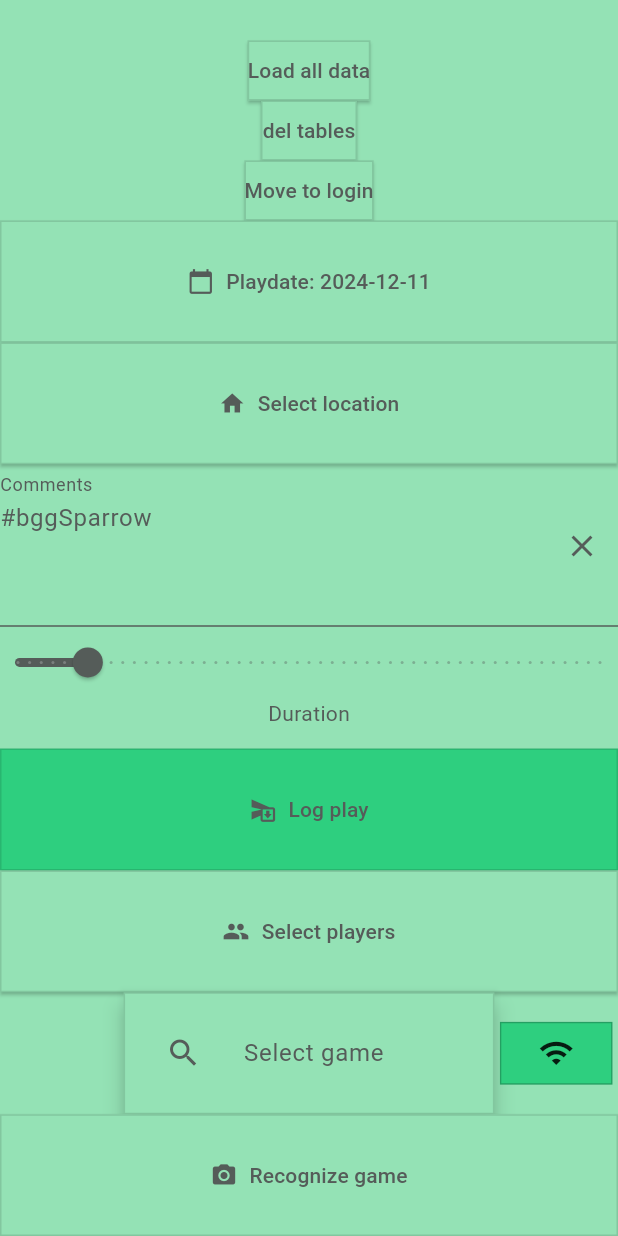
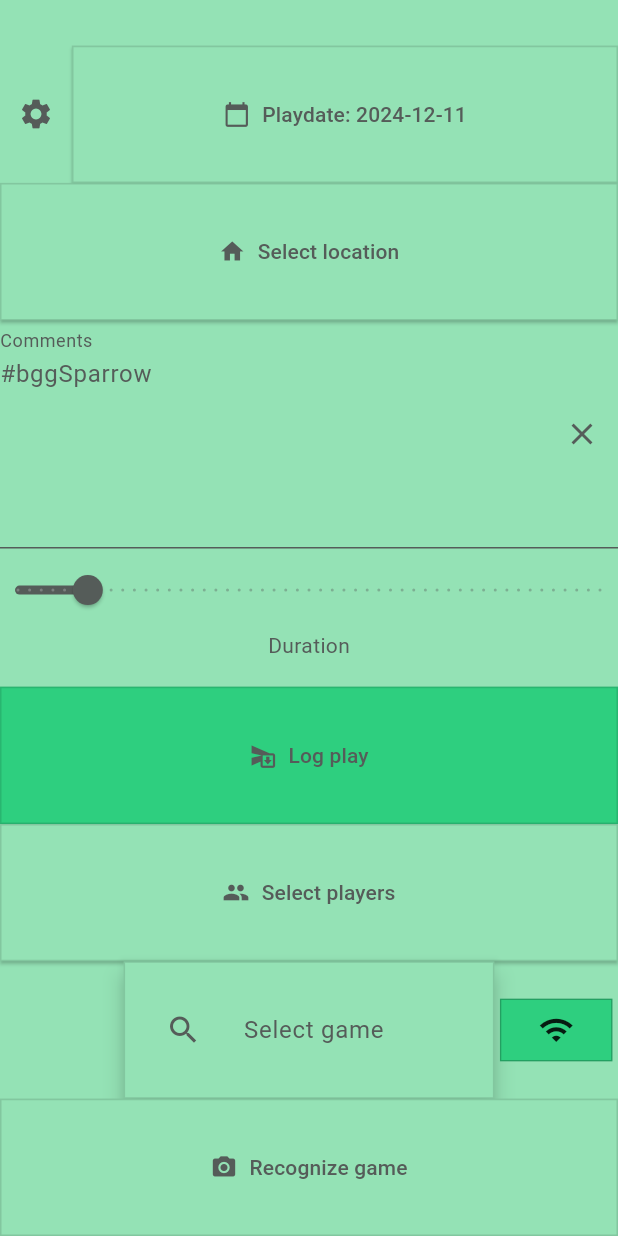
Before and after one commit to Dradass/bggSparrow-flutter, a Flutter app: the LogScaffold screen opened directly, on a phone screen of 412 x 824 dp. Run offline on Flutter 3.47's test engine with Material 3 defaults, Android fonts, the phone set to English and light mode, and no system bars; our stand-ins replace camera, connectivity_plus, flutter_secure_storage, sqflite, stream_transform, syncfusion_flutter_charts; missing offline and left inert: camera_platform_interface, flutter_pixelmatching, requests; accounts and stored records are empty; network calls fail; statements that could not run were skipped.

Commit message:
Added navigation drawer for settings

```diff
--- a/lib/navigation_bar.dart
+++ b/lib/navigation_bar.dart
@@ -3,8 +3,6 @@ import 'package:flutter_application_1/pages/log_page.dart';
 import 'package:flutter_application_1/pages/game_choose.dart';
 import 'package:flutter_application_1/pages/first_player.dart';
 import 'package:flutter_application_1/pages/statistics.dart';
-
-/// Flutter code sample for [NavigationBar].
 
 class NavigationScreen extends StatefulWidget {
   const NavigationScreen({super.key});
@@ -18,10 +16,8 @@ class _NavigationScreenState extends State<NavigationScreen> {
 
   @override
   Widget build(BuildContext context) {
-    final ThemeData theme = Theme.of(context);
     return Scaffold(
-      // appBar: AppBar(
-      //     title: Text(backgroundLoading ? "Loading" : "Loading completed")),
+      // appBar: AppBar(title: Text("Navigation")),
       bottomNavigationBar: NavigationBar(
         //backgroundColor: Colors.amber,
         onDestinationSelected: (int index) {
@@ -57,7 +53,6 @@ class _NavigationScreenState extends State<NavigationScreen> {
       body: IndexedStack(
         index: currentPageIndex,
         children: const <Widget>[
-          /// Home page
           LogScaffold(),
           Statistics(),
           GameHelper(),
--- a/lib/pages/log_page.dart
+++ b/lib/pages/log_page.dart
@@ -1,5 +1,3 @@
-// TODO games search from net
-
 import 'package:flutter/material.dart';
 import 'package:flutter_application_1/main.dart';
 import '../db/game_things_sql.dart';
@@ -15,6 +13,8 @@ class LoadingStatus {
   String status = "";
 }
 
+final GlobalKey<ScaffoldState> _scaffoldKey = GlobalKey<ScaffoldState>();
+
 class LogScaffold extends StatefulWidget {
   const LogScaffold({super.key});
 
@@ -29,7 +29,7 @@ class _LogScaffoldState extends State<LogScaffold> {
   final SearchController searchController = SearchController();
   var hasInternetConnection = false;
   String binaryImageData = "";
-  Image _imagewidget = Image.asset('assets/no_image.png');
+  final Image _imagewidget = Image.asset('assets/no_image.png');
 
   @override
   void initState() {
@@ -96,7 +96,11 @@ class _LogScaffoldState extends State<LogScaffold> {
         FocusManager.instance.primaryFocus?.unfocus();
       },
       child: Scaffold(
-            resizeToAvoidBottomInset: false,
+        // appBar: AppBar(
+        //   title: Text("123"),
+        // ),
+        key: _scaffoldKey,
+        // resizeToAvoidBottomInset: false,
         body: SafeArea(
             child: Row(
           mainAxisAlignment: MainAxisAlignment.center,
@@ -121,36 +125,73 @@ class _LogScaffoldState extends State<LogScaffold> {
                                   overflow: TextOverflow.ellipsis)
                           ],
                         ))),
-                    const ElevatedButton(
-                      onPressed: (getAllPlaysFromServer),
-                      child: Text("Load all data"),
-                    ),
-                    ElevatedButton(
-                      child: const Text("del tables"),
+                FlexButtonSettings(
+                    PlayDatePicker(),
+                    IconButton(
                         onPressed: () {
-                        GameThingSQL.deleteDB();
+                          //_toggleDrawer();
+                          //Scaffold.of(context).openDrawer();
+                          _scaffoldKey.currentState?.openDrawer();
                         },
-                    ),
-                    ElevatedButton(
-                        onPressed: () => {
-                              Navigator.pushNamed(context, '/login')
-                              // TODO STOP Uploading
-                            },
-                        child: const Text("Move to login")),
-                    FlexButton(PlayDatePicker(), 3),
+                        icon: Icon(Icons.settings)),
+                    3),
                 FlexButton(LocationPicker(), 3),
-                    FlexButton(Comments(), 4),
+                FlexButton(Comments(), 5),
                 FlexButton(DurationSliderWidget(), 3),
                 FlexButton(PlaySender(searchController, _imagewidget), 3),
                 FlexButton(PlayersPicker(), 3),
                 FlexButton(
                     GamePicker(searchController, cameras, _imagewidget), 3),
                 FlexButton(
-                        CameraHandler(searchController, cameras, _imagewidget),
-                        3),
+                    CameraHandler(searchController, cameras, _imagewidget), 3),
               ],
             )
           ],
-            ))));
+        )),
+        drawer: Drawer(
+          child: ListView(
+            padding: EdgeInsets.zero,
+            children: [
+              ListTile(
+                title: const Text(''),
+              ),
+              ListTile(
+                title: const Text('Settings'),
+              ),
+              Divider(),
+              ListTile(
+                leading: Icon(
+                  Icons.logout,
+                ),
+                title: const Text('Log out'),
+                onTap: () {
+                  _scaffoldKey.currentState?.closeDrawer();
+                  Navigator.pushNamed(context, '/login');
+                  // TODO STOP Uploading
+                },
+              ),
+              ListTile(
+                leading: Icon(
+                  Icons.sync,
+                ),
+                title: const Text('Load all data'),
+                onTap: () {
+                  getAllPlaysFromServer();
+                },
+              ),
+              ListTile(
+                leading: Icon(
+                  Icons.clear,
+                ),
+                title: const Text('Wipe all data'),
+                onTap: () {
+                  GameThingSQL.deleteDB();
+                },
+              ),
+            ],
+          ),
+        ),
+      ),
+    );
   }
 }
--- a/lib/widgets/common.dart
+++ b/lib/widgets/common.dart
@@ -16,3 +16,31 @@ class FlexButton extends StatelessWidget {
 
   FlexButton(this.childWidget, this.flexValue, {super.key});
 }
+
+class FlexButtonSettings extends StatelessWidget {
+  Widget childWidget;
+  Widget settingsWidget;
+  int flexValue = 3;
+
+  @override
+  Widget build(BuildContext context) {
+    return Flexible(
+        flex: flexValue,
+        child: SizedBox(
+            width: MediaQuery.of(context).size.width,
+            height: MediaQuery.of(context).size.height,
+            child: Row(
+              children: [
+                settingsWidget,
+                Expanded(
+                    child: SizedBox(
+                        width: MediaQuery.of(context).size.width,
+                        height: MediaQuery.of(context).size.height,
+                        child: childWidget))
+              ],
+            )));
+  }
+
+  FlexButtonSettings(this.childWidget, this.settingsWidget, this.flexValue,
+      {super.key});
+}
```
Also changed, not shown: assets/colt.jpg (deleted), assets/colt2.jpg (deleted), assets/colt3.jpg (deleted), assets/not_bad.png (deleted). Lines whose indentation alone changed are shown as unchanged.
